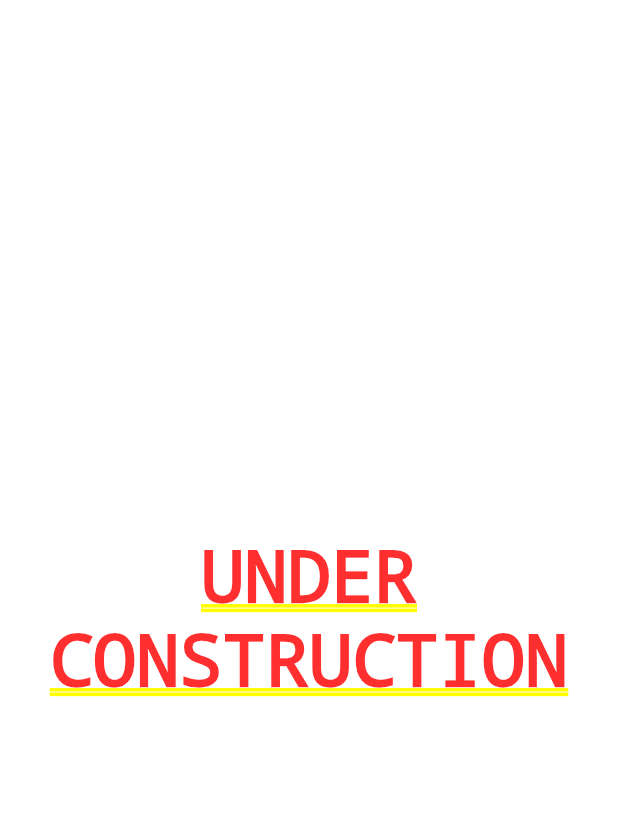
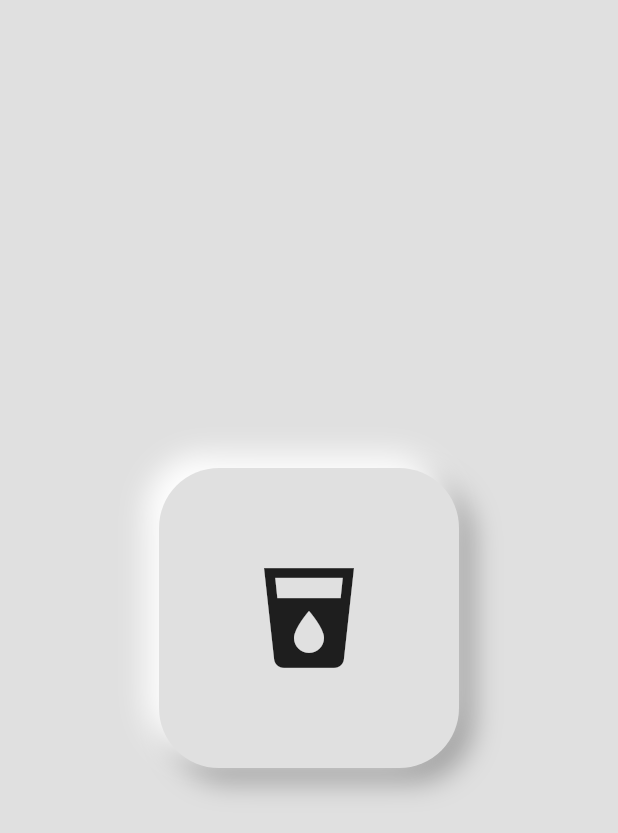
Before and after one commit to ponbac/drinktajm, a Flutter app: the screen it shows after launch, after a tap on "En mot en", on a phone screen of 412 x 824 dp. Shown: the top 833 px of the screen. Run offline on Flutter 3.47's test engine with Material 2 defaults, Android fonts, the phone set to English and light mode, and no system bars; our stand-ins replace wave.

Commit message:
tried adding neumorphism button

```diff
--- a/lib/pages/one_vs_one_page.dart
+++ b/lib/pages/one_vs_one_page.dart
@@ -1,3 +1,4 @@
+import 'package:drinkinggame/widgets/header_text.dart';
 import 'package:flutter/material.dart';
 
 class OneVsOne extends StatelessWidget {
@@ -5,12 +6,39 @@ class OneVsOne extends StatelessWidget {
 
   @override
   Widget build(BuildContext context) {
-    return Container(
-      child: Center(
-        child: Text(
-          'UNDER CONSTRUCTION',
-          textAlign: TextAlign.center,
-        ),
+    return Scaffold(
+      backgroundColor: Colors.grey[300],
+      body: Column(
+        mainAxisAlignment: MainAxisAlignment.center,
+        children: [
+          Center(
+            child: Container(
+              width: 200,
+              height: 200,
+              decoration: BoxDecoration(
+                  color: Colors.grey[300],
+                  borderRadius: BorderRadius.all(Radius.circular(40)),
+                  boxShadow: [
+                    BoxShadow(
+                        color: Colors.grey[500],
+                        offset: Offset(8.0, 8.0),
+                        blurRadius: 15.0,
+                        spreadRadius: 1.0),
+                    BoxShadow(
+                        color: Colors.white,
+                        offset: Offset(-8.0, -8.0),
+                        blurRadius: 15.0,
+                        spreadRadius: 1.0)
+                  ]),
+              child: Center(
+                  child: Icon(
+                Icons.local_drink,
+                size: 80,
+                color: Colors.black87,
+              )),
+            ),
+          ),
+        ],
       ),
     );
   }
```
